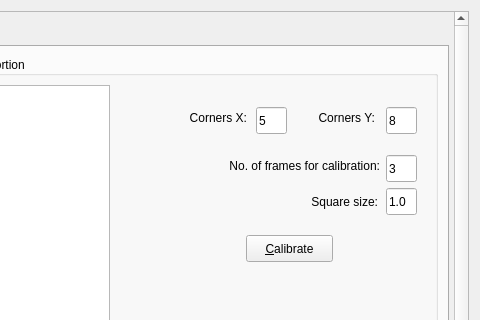
Old version of the form mrVision/src/mrVision/gui/mainGUI.ui in the repository NorthernStars/MR-Vision; both pictures show x 470 to 950 and y 0 to 320 of the 950 by 650 pixel window.
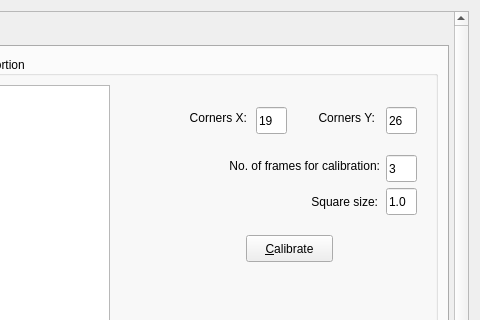
New version of the form. The open tabs and pages were chosen to show the change.

Commit message: Updated gui text edit values and fixed bugs while hang up of gui on loading settings.

What changed in the file:
```diff
--- a/mrVision/src/mrVision/gui/mainGUI.ui
+++ b/mrVision/src/mrVision/gui/mainGUI.ui
@@ -502,7 +502,7 @@
                   </sizepolicy>
                  </property>
                  <property name="text">
-                  <string>5</string>
+                  <string>19</string>
                  </property>
                 </widget>
                 <widget class="QLineEdit" name="txtPatternY">
@@ -521,7 +521,7 @@
                   </sizepolicy>
                  </property>
                  <property name="text">
-                  <string>8</string>
+                  <string>26</string>
                  </property>
                 </widget>
                 <widget class="QCheckBox" name="chkCropConvBefore">
```
Left out of the diff: 6 changed lines with no effect on the pictures. The commit also changes 1 other file.
